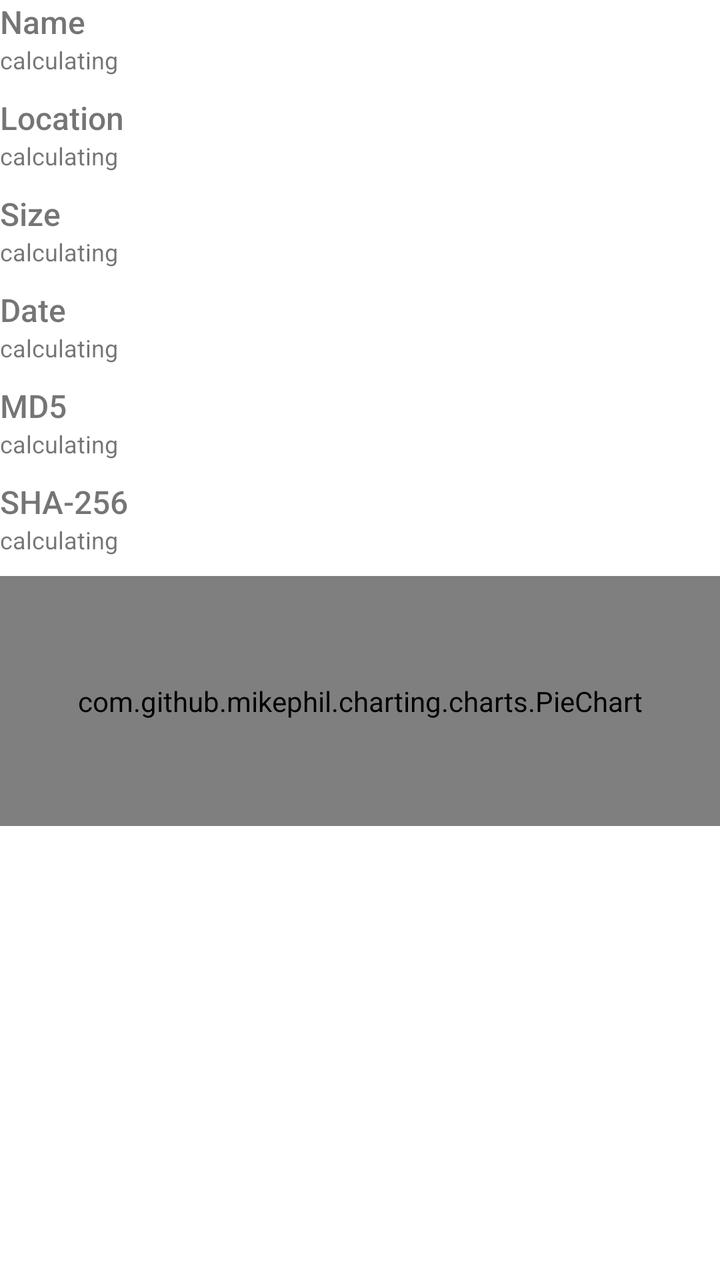
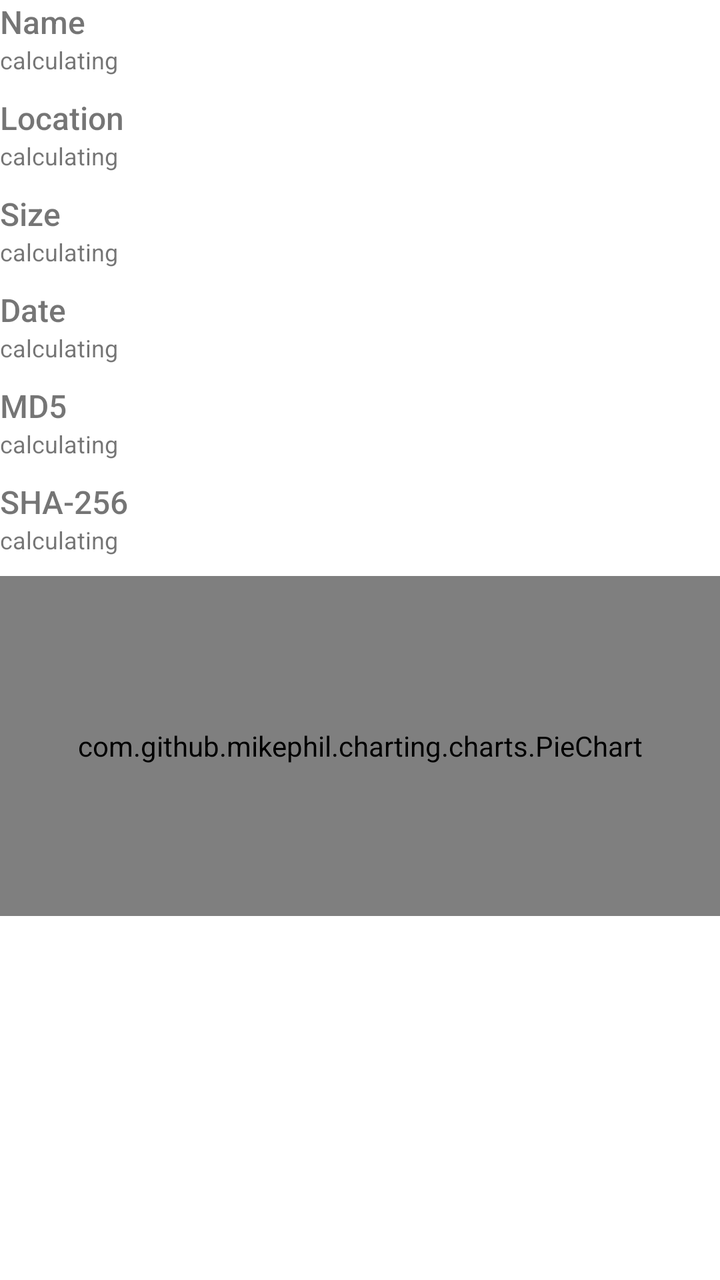

Before-and-after screenshots of an Android layout around one commit, followed by the original layout XML and the change that was made.
<!-- AndroidManifest.xml: fallback theme Theme.MaterialComponents.DayNight.NoActionBar -->
<!-- res/layout/properties_dialog.xml -->
<?xml version="1.0" encoding="utf-8"?>
<LinearLayout xmlns:android="http://schemas.android.com/apk/res/android"
    android:layout_width="match_parent"
    android:layout_height="match_parent"
    android:orientation="vertical">

    <LinearLayout
        android:layout_width="match_parent"
        android:layout_height="wrap_content"
        android:layout_gravity="center_vertical"
        android:gravity="center_vertical"
        android:minHeight="100dp"
        android:orientation="vertical">

        <LinearLayout
            android:id="@+id/properties_dialog_name"
            android:layout_width="match_parent"
            android:layout_height="wrap_content"
            android:layout_marginBottom="@dimen/spacebetweenitems_properties_dialog"
            android:background="?selectableItemBackground"
            android:orientation="vertical">

            <androidx.appcompat.widget.AppCompatTextView
                android:id="@+id/title_name"
                android:layout_width="wrap_content"
                android:layout_height="wrap_content"
                android:fontFamily="sans-serif-medium"
                android:text="@string/name"
                android:textSize="@dimen/material_generic_title"/>

            <androidx.appcompat.widget.AppCompatTextView
                android:id="@+id/t5"
                android:layout_width="wrap_content"
                android:layout_height="wrap_content"
                android:text="@string/calculating"
                android:textSize="@dimen/material_generic_title_summary"/>
        </LinearLayout>

        <LinearLayout
            android:id="@+id/properties_dialog_location"
            android:layout_width="match_parent"
            android:layout_height="wrap_content"
            android:layout_marginBottom="@dimen/spacebetweenitems_properties_dialog"

            android:background="?selectableItemBackground"
            android:orientation="vertical">

            <androidx.appcompat.widget.AppCompatTextView
                android:id="@+id/title_location"
                android:layout_width="wrap_content"
                android:layout_height="wrap_content"
                android:fontFamily="sans-serif-medium"
                android:text="@string/location"
                android:textSize="@dimen/material_generic_title"/>

            <androidx.appcompat.widget.AppCompatTextView
                android:id="@+id/t6"
                android:layout_width="wrap_content"
                android:layout_height="wrap_content"
                android:text="@string/calculating"
                android:textSize="@dimen/material_generic_title_summary"/>
        </LinearLayout>

        <LinearLayout
            android:id="@+id/properties_dialog_size"
            android:layout_width="match_parent"
            android:layout_height="wrap_content"
            android:layout_marginBottom="@dimen/spacebetweenitems_properties_dialog"
            android:background="?selectableItemBackground"
            android:orientation="vertical">

            <androidx.appcompat.widget.AppCompatTextView
                android:id="@+id/title_size"
                android:layout_width="wrap_content"
                android:layout_height="wrap_content"
                android:fontFamily="sans-serif-medium"
                android:text="@string/size_capitalized"
                android:textSize="@dimen/material_generic_title"/>

            <androidx.appcompat.widget.AppCompatTextView
                android:id="@+id/t7"
                android:layout_width="wrap_content"
                android:layout_height="wrap_content"
                android:text="@string/calculating"
                android:textSize="@dimen/material_generic_title_summary"/>
        </LinearLayout>

        <LinearLayout
            android:id="@+id/properties_dialog_date"
            android:layout_width="match_parent"
            android:layout_height="wrap_content"
            android:layout_marginBottom="@dimen/spacebetweenitems_properties_dialog"
            android:background="?selectableItemBackground"
            android:orientation="vertical">

            <androidx.appcompat.widget.AppCompatTextView
                android:id="@+id/title_date"
                android:layout_width="wrap_content"
                android:layout_height="wrap_content"
                android:fontFamily="sans-serif-medium"
                android:text="@string/date"
                android:textSize="@dimen/material_generic_title"/>

            <androidx.appcompat.widget.AppCompatTextView
                android:id="@+id/t8"
                android:layout_width="wrap_content"
                android:layout_height="wrap_content"
                android:text="@string/calculating"
                android:textSize="@dimen/material_generic_title_summary"/>
        </LinearLayout>

        <LinearLayout
            android:id="@+id/properties_dialog_md5"
            android:layout_width="match_parent"
            android:layout_height="wrap_content"
            android:layout_marginBottom="@dimen/spacebetweenitems_properties_dialog"
            android:background="?selectableItemBackground"
            android:orientation="vertical">

            <androidx.appcompat.widget.AppCompatTextView
                android:id="@+id/title_md5"
                android:layout_width="wrap_content"
                android:layout_height="wrap_content"
                android:fontFamily="sans-serif-medium"
                android:text="@string/md5"
                android:textSize="@dimen/material_generic_title"/>

            <androidx.appcompat.widget.AppCompatTextView
                android:id="@+id/t9"
                android:layout_width="wrap_content"
                android:layout_height="wrap_content"
                android:text="@string/calculating"
                android:textSize="@dimen/material_generic_title_summary"/>
        </LinearLayout>

        <LinearLayout
            android:id="@+id/properties_dialog_sha256"
            android:layout_width="match_parent"
            android:layout_height="wrap_content"
            android:layout_marginBottom="@dimen/spacebetweenitems_properties_dialog"
            android:background="?selectableItemBackground"
            android:orientation="vertical">

            <androidx.appcompat.widget.AppCompatTextView
                android:id="@+id/title_sha256"
                android:layout_width="wrap_content"
                android:layout_height="wrap_content"
                android:fontFamily="sans-serif-medium"
                android:text="@string/hash_sha256"
                android:textSize="@dimen/material_generic_title"/>

            <androidx.appcompat.widget.AppCompatTextView
                android:id="@+id/t10"
                android:layout_width="wrap_content"
                android:layout_height="wrap_content"
                android:text="@string/calculating"
                android:textSize="@dimen/material_generic_title_summary"/>
        </LinearLayout>

        <LinearLayout
          android:layout_width="match_parent"
          android:layout_height="wrap_content"
          android:paddingStart="-7dp"
          android:paddingLeft="-7dp"
          android:paddingRight="-7dp">
            <CheckBox
              android:id="@+id/nomediacheckbox"
              android:layout_width="match_parent"
              android:layout_height="wrap_content"
              android:fontFamily="sans-serif-medium"
              android:text="@string/hide_media"
              android:visibility="gone"/>
        </LinearLayout>
    </LinearLayout>



    <com.github.mikephil.charting.charts.PieChart
        android:id="@+id/chart"
        android:layout_width="match_parent"
        android:layout_height="125dp" />

    <androidx.appcompat.widget.AppCompatButton
        android:layout_width="match_parent"
        android:layout_height="wrap_content"
        android:text="@string/permission"
        android:id="@+id/permissionsButton"
        android:visibility="gone"/>

    <include
        android:id="@+id/permtable"
        android:visibility="gone"
        layout="@layout/permissiontable"/>

    <androidx.appcompat.widget.AppCompatButton
        android:id="@+id/set"
        android:layout_width="match_parent"
        android:layout_height="wrap_content"
        android:text="@string/set"
        android:visibility="gone"/>
</LinearLayout>
<!-- res/layout/permissiontable.xml (included above) -->
<?xml version="1.0" encoding="utf-8"?>
<TableLayout xmlns:android="http://schemas.android.com/apk/res/android"
    android:layout_width="wrap_content"
    android:layout_height="wrap_content">
    <TableRow
        android:layout_width="fill_parent"
        android:layout_height="fill_parent">
        <androidx.appcompat.widget.AppCompatTextView
            android:layout_width="wrap_content"
            android:layout_height="wrap_content"
            android:padding="5dp" />
        <androidx.appcompat.widget.AppCompatTextView
            android:layout_width="wrap_content"
            android:layout_height="wrap_content"
            android:padding="5dp"
            android:text="@string/permission_read" />
        <androidx.appcompat.widget.AppCompatTextView
            android:layout_width="wrap_content"
            android:layout_height="wrap_content"
            android:padding="5dp"
            android:text="@string/permission_write" />
        <androidx.appcompat.widget.AppCompatTextView
            android:layout_width="wrap_content"
            android:layout_height="wrap_content"
            android:padding="5dp"
            android:text="@string/permission_execute" />

        </TableRow>
    <TableRow
        android:layout_width="fill_parent"
        android:layout_height="fill_parent">

        <androidx.appcompat.widget.AppCompatTextView
            android:layout_width="wrap_content"
            android:layout_height="wrap_content"
            android:text="@string/permission_owner"
            />

        <androidx.appcompat.widget.AppCompatCheckBox
            android:id="@+id/creadown"
            android:layout_width="wrap_content"
            android:layout_height="wrap_content"
            android:padding="5dp"
            />

        <androidx.appcompat.widget.AppCompatCheckBox
            android:id="@+id/cwriteown"
            android:layout_width="wrap_content"
            android:layout_height="wrap_content"
            android:padding="5dp"
            />

        <androidx.appcompat.widget.AppCompatCheckBox
            android:id="@+id/cexeown"
            android:layout_width="wrap_content"
            android:layout_height="wrap_content"
            android:padding="5dp"
            />
    </TableRow>
    <TableRow
        android:layout_width="fill_parent"
        android:layout_height="fill_parent">

        <androidx.appcompat.widget.AppCompatTextView
            android:layout_width="wrap_content"
            android:layout_height="wrap_content"
            android:text="@string/permission_group" />

        <androidx.appcompat.widget.AppCompatCheckBox
            android:id="@+id/creadgroup"
            android:layout_width="wrap_content"
            android:layout_height="wrap_content" />

        <androidx.appcompat.widget.AppCompatCheckBox
            android:id="@+id/cwritegroup"
            android:layout_width="wrap_content"
            android:layout_height="wrap_content" />

        <androidx.appcompat.widget.AppCompatCheckBox
            android:id="@+id/cexegroup"
            android:layout_width="wrap_content"
            android:layout_height="wrap_content" />
    </TableRow>
    <TableRow
        android:layout_width="fill_parent"
        android:layout_height="fill_parent">

        <androidx.appcompat.widget.AppCompatTextView
            android:layout_width="wrap_content"
            android:layout_height="wrap_content"
            android:text="@string/permission_other" />

        <androidx.appcompat.widget.AppCompatCheckBox
            android:id="@+id/creadother"
            android:layout_width="wrap_content"
            android:layout_height="wrap_content" />

        <androidx.appcompat.widget.AppCompatCheckBox
            android:id="@+id/cwriteother"
            android:layout_width="wrap_content"
            android:layout_height="wrap_content" />

        <androidx.appcompat.widget.AppCompatCheckBox
            android:id="@+id/cexeother"
            android:layout_width="wrap_content"
            android:layout_height="wrap_content" />
    </TableRow>
</TableLayout>
<!-- resources referenced by this layout -->
<resources>
  <dimen name="material_generic_title">16sp</dimen>
  <dimen name="material_generic_title_summary">12sp</dimen>
  <dimen name="spacebetweenitems_properties_dialog">10dp</dimen>
  <string name="calculating"> calculating </string>
  <string name="date">Date</string>
  <string name="hash_sha256">SHA-256</string>
  <string name="hide_media">Hide from media browsers</string>
  <string name="location">Location</string>
  <string name="md5">MD5</string>
  <string name="name">Name</string>
  <string name="permission">Permissions</string>
  <string name="permission_execute">Execute</string>
  <string name="permission_group">Group</string>
  <string name="permission_other">Other</string>
  <string name="permission_owner">Owner</string>
  <string name="permission_read">Read</string>
  <string name="permission_write">Write</string>
  <string name="set">Set</string>
  <string name="size_capitalized">Size</string>
</resources>

<!-- the commit's change to res/layout/properties_dialog.xml (unified diff, before → after) -->
@@ -178,7 +178,7 @@
     <com.github.mikephil.charting.charts.PieChart
         android:id="@+id/chart"
         android:layout_width="match_parent"
-        android:layout_height="125dp" />
+        android:layout_height="170dp" />
 
     <androidx.appcompat.widget.AppCompatButton
         android:layout_width="match_parent"
